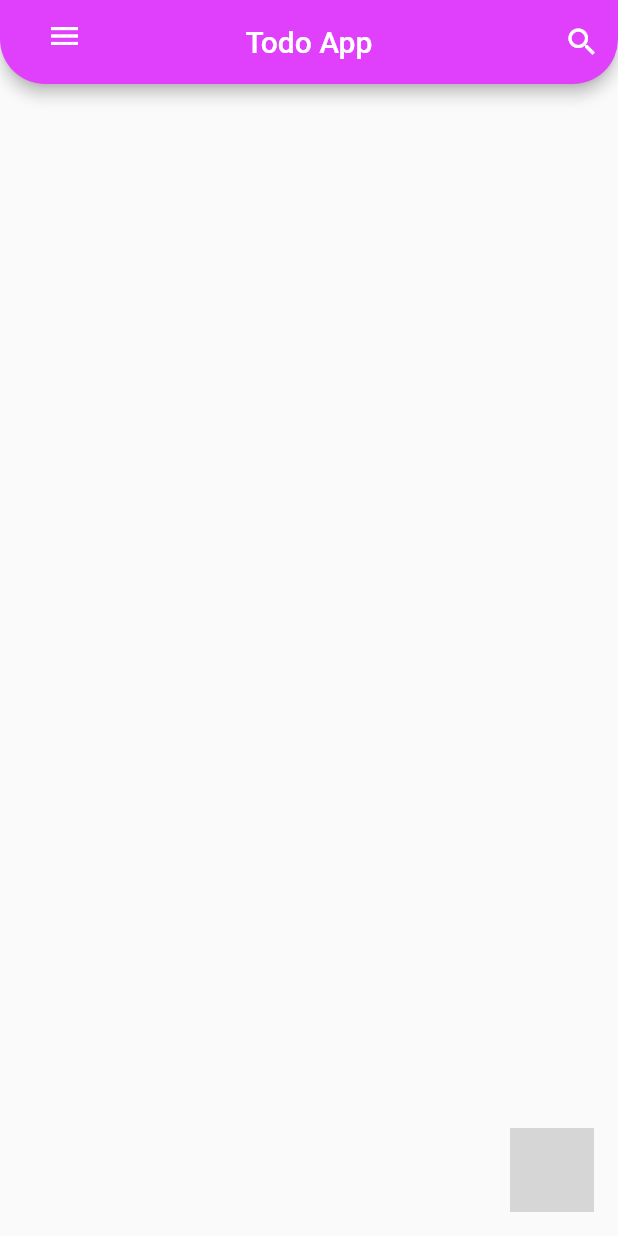
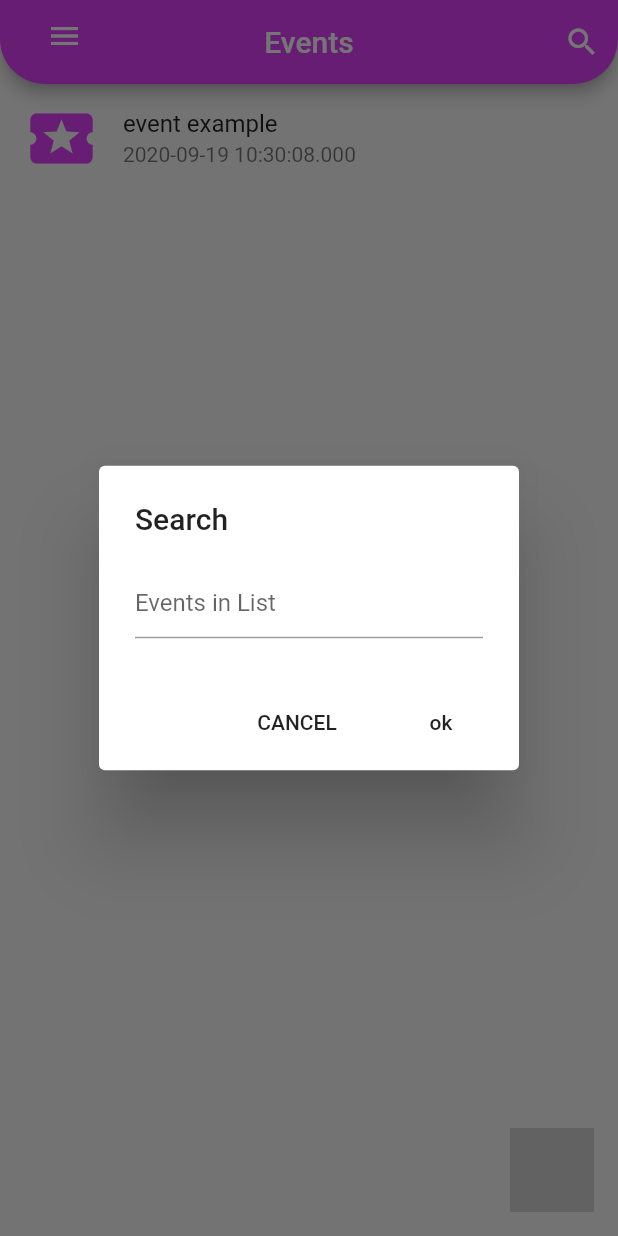
Before and after one commit to AmineFouzai/Awesome_Todos_App, a Flutter app: the Events screen opened directly, after a tap on the "search" icon, on a phone screen of 412 x 824 dp. Run offline on Flutter 3.47's test engine with Material 2 defaults, Android fonts, the light colour scheme and no system bars; missing offline and left inert: fab_circular_menu; grey boxes are pictures that could not be loaded.

Commit message:
Update Events.dart

```diff
--- a/lib/screens/Events.dart
+++ b/lib/screens/Events.dart
@@ -12,14 +12,164 @@ class Events extends StatefulWidget {
 }
 
 class _EventsState extends State<Events> {
+  List<String> eventsItem = events;
+
+  var Time = new DateTime.now();
   final GlobalKey<ScaffoldState> _scaffoldKey = new GlobalKey<ScaffoldState>();
-
+  TextEditingController _textFieldController = TextEditingController();
   _searchItem() {
-    return null;
+    return showDialog(
+        context: context,
+        builder: (context) {
+          return AlertDialog(
+            title: Text('Search'),
+            content: TextField(
+              controller: _textFieldController,
+              decoration: InputDecoration(hintText: "Events in List"),
+            ),
+            actions: <Widget>[
+              new FlatButton(
+                child: new Text('CANCEL'),
+                onPressed: () {
+                  Navigator.of(context).pop();
+                },
+              ),
+              new FlatButton(
+                child: new Text('ok'),
+                onPressed: () {
+                  setState(() {
+                    //_textFieldController.text
+                    if (eventsItem.indexOf(_textFieldController.text) != -1) {
+                      String result = eventsItem[
+                          eventsItem.indexOf(_textFieldController.text)];
+                      eventsItem = [];
+                      eventsItem.add(result);
+                      Navigator.of(context).pop();
+                    } else {
+                      Navigator.of(context).pop();
+                    }
+                  });
+                },
+              )
+            ],
+          );
+        });
   }
 
   _addEventItem() {
-    return null;
+    return showDialog(
+        context: context,
+        builder: (context) {
+          return AlertDialog(
+            title: Text('Events'),
+            content: TextField(
+              controller: _textFieldController,
+              decoration: InputDecoration(hintText: "Events in Dialog"),
+            ),
+            actions: <Widget>[
+              new FlatButton(
+                child: new Text('CANCEL'),
+                onPressed: () {
+                  Navigator.of(context).pop();
+                },
+              ),
+              new FlatButton(
+                child: new Text('ADD'),
+                onPressed: () {
+                  setState(() {
+                    eventsItem.add(_textFieldController.text);
+                  });
+                  Navigator.of(context).pop();
+                },
+              )
+            ],
+          );
+        });
+  }
+
+  Widget _buildEventItem(BuildContext context) {
+    return new ListView.builder(
+      itemBuilder: (key, index) {
+        if (index < eventsItem.length) {
+          return Dismissible(
+            key: Key('item ${eventsItem[index]}'),
+            background: Container(
+              color: Colors.red,
+              child: Padding(
+                padding: const EdgeInsets.all(15),
+                child: Row(
+                  mainAxisAlignment: MainAxisAlignment.start,
+                  children: <Widget>[
+                    Icon(Icons.delete, color: Colors.white),
+                    Text('Move to trash',
+                        style: TextStyle(color: Colors.white)),
+                  ],
+                ),
+              ),
+            ),
+            secondaryBackground: Container(
+              color: Colors.red,
+              child: Padding(
+                padding: const EdgeInsets.all(15),
+                child: Row(
+                  mainAxisAlignment: MainAxisAlignment.end,
+                  children: <Widget>[
+                    Icon(Icons.delete, color: Colors.white),
+                    Text('Move to trash',
+                        style: TextStyle(color: Colors.white)),
+                  ],
+                ),
+              ),
+            ),
+            confirmDismiss: (DismissDirection direction) async {
+              return await showDialog(
+                context: context,
+                builder: (BuildContext context) {
+                  return AlertDialog(
+                    title: const Text("Delete Confirmation"),
+                    content: const Text(
+                        "Are you sure you want to delete this item?"),
+                    actions: <Widget>[
+                      FlatButton(
+                          onPressed: () {
+                            Navigator.of(context).pop(true);
+                          },
+                          child: const Text("Delete")),
+                      FlatButton(
+                        onPressed: () {
+                          Navigator.of(context).pop(false);
+                        },
+                        child: const Text("Cancel"),
+                      ),
+                    ],
+                  );
+                },
+              );
+            },
+            onDismissed: (DismissDirection direction) {
+              if (direction == DismissDirection.startToEnd) {
+                setState(() {
+                  eventsItem.removeAt(index);
+                });
+              } else {
+                setState(() {
+                  eventsItem.removeAt(index);
+                });
+              }
+            },
+            child: ListTile(
+              leading: Icon(
+                Icons.local_activity,
+                color: Colors.purpleAccent,
+                size: 50,
+              ),
+              title: Text(eventsItem[index]),
+              subtitle: Text(Time.toString()),
+            ),
+          );
+        }
+      },
+    );
   }
 
   @override
@@ -46,7 +196,7 @@ class _EventsState extends State<Events> {
           },
         ),
         backgroundColor: Colors.purpleAccent,
-        title: Text("Todo App"),
+        title: Text("Events"),
         centerTitle: true,
         shape: RoundedRectangleBorder(
           borderRadius: BorderRadius.vertical(
@@ -63,6 +213,7 @@ class _EventsState extends State<Events> {
           )
         ],
       ),
+      body: _buildEventItem(context),
       floatingActionButton: FabCircularMenu(
         fabOpenIcon: Icon(
           Icons.menu,
```
